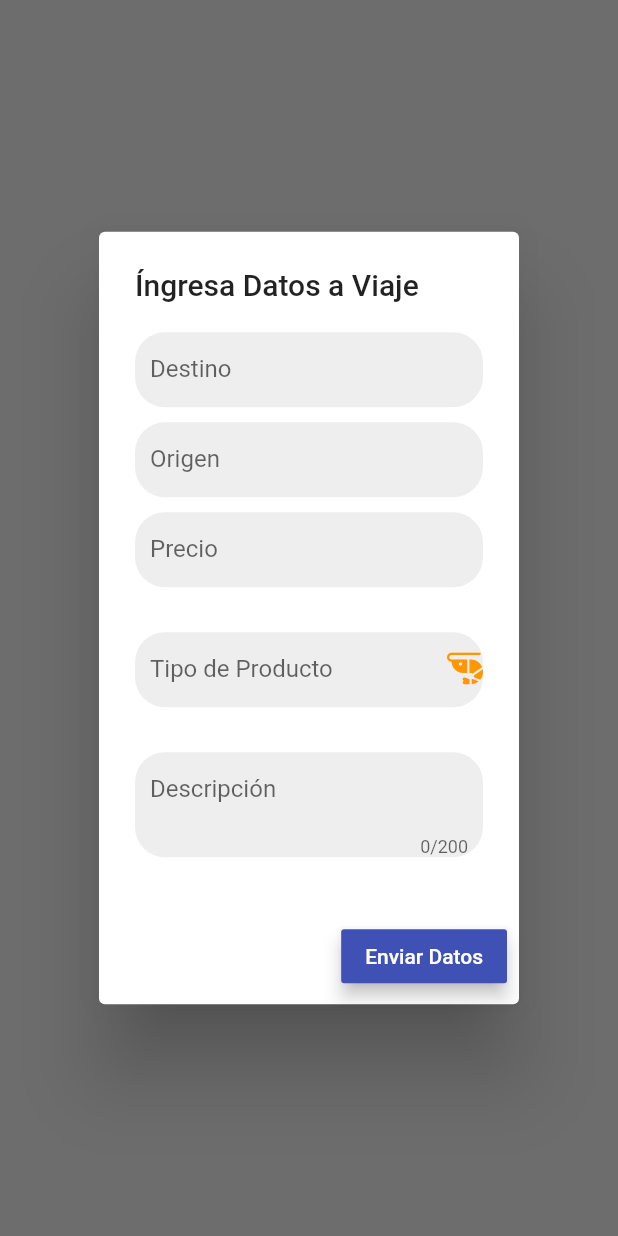
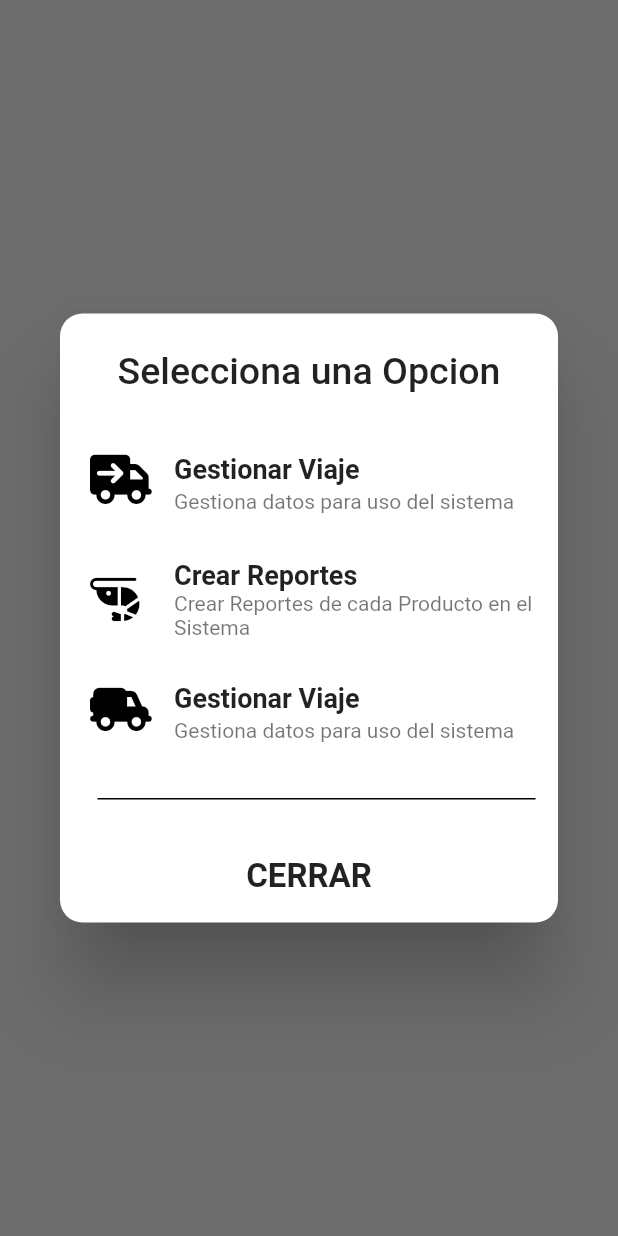
Before and after one commit to Jesus180Reyes/Gestion_de_datos, a Flutter app: what tripDialog() shows on an empty page, opened directly, on a phone screen of 412 x 824 dp. Run offline on Flutter 3.47's test engine with Material 2 defaults, Android fonts, the phone set to English and light mode, and no system bars; our stand-ins replace flutter_secure_storage, font_awesome_flutter, lottie, pull_to_refresh, socket_io_client; accounts and stored records are empty; network calls fail.

Commit message:
Fixes #9: Hecho, Susituir lista mostar alerta por botones personalizados

```diff
--- /dev/null
+++ b/lib/data/dialog_items_data.dart
@@ -0,0 +1,24 @@
+import 'package:flutter/cupertino.dart';
+import 'package:font_awesome_flutter/font_awesome_flutter.dart';
+import 'package:gestiones_app/models/dialog_items_model.dart';
+
+final List<DialogItems> dialogItemsData = [
+  DialogItems(
+    title: 'Gestionar Viaje',
+    subtitle: 'Gestiona datos para uso del sistema',
+    icon: FontAwesomeIcons.truckArrowRight,
+    onTap: (context) => Navigator.pushNamed(context, 'create_trip'),
+  ),
+  DialogItems(
+    title: 'Crear Reportes',
+    subtitle: 'Crear Reportes de cada Producto en el Sistema',
+    icon: FontAwesomeIcons.shrimp,
+    onTap: (context) => Navigator.pushNamed(context, 'create_report'),
+  ),
+  DialogItems(
+    title: 'Gestionar Viaje',
+    subtitle: 'Gestiona datos para uso del sistema',
+    icon: FontAwesomeIcons.truckField,
+    onTap: () {},
+  ),
+];
--- a/lib/helpers/mostrar_alerta.dart
+++ b/lib/helpers/mostrar_alerta.dart
@@ -2,16 +2,15 @@ import 'dart:io';
 
 import 'package:flutter/cupertino.dart';
 import 'package:flutter/material.dart';
-import 'package:font_awesome_flutter/font_awesome_flutter.dart';
-import 'package:gestiones_app/services/authservices.dart';
-import 'package:gestiones_app/services/usuarios_services.dart';
+import 'package:flutter/painting.dart';
+import 'package:gestiones_app/data/dialog_items_data.dart';
 import 'package:lottie/lottie.dart';
-import 'package:provider/provider.dart';
 
 mostrarAlerta(
     context, String titulo, subtitulo, String lottieUrl, bool? repeat) {
   if (Platform.isAndroid) {
     showDialog(
+      barrierDismissible: false,
       context: context,
       builder: (_) => AlertDialog(
         shape: RoundedRectangleBorder(
@@ -77,187 +76,62 @@ mostrarAlerta(
 }
 
 tripDialog(context) {
-  final authServices = Provider.of<AuthServices>(context, listen: false);
-  final userProvider = Provider.of<UsuariosService>(context, listen: false);
-  final destinoController = TextEditingController();
-  final origenController = TextEditingController();
-  final precioController = TextEditingController();
-  final descriptionController = TextEditingController();
-  final typeController = TextEditingController();
-
   showDialog(
     context: context,
     builder: (_) => AlertDialog(
-      title: const Text('Íngresa Datos a Viaje'),
+      shape: RoundedRectangleBorder(
+        borderRadius: BorderRadius.circular(15),
+      ),
+      contentPadding: const EdgeInsets.only(top: 25, left: 10, bottom: 20),
+      title: const Text(
+        'Selecciona una Opcion',
+        textAlign: TextAlign.center,
+        style: TextStyle(fontSize: 25),
+      ),
       content: SingleChildScrollView(
         child: Column(
-          mainAxisAlignment: MainAxisAlignment.center,
-          crossAxisAlignment: CrossAxisAlignment.center,
-          mainAxisSize: MainAxisSize.max,
           children: [
-            Container(
-              height: 50,
-              width: double.infinity,
-              decoration: BoxDecoration(
-                color: Colors.grey[200],
-                borderRadius: BorderRadius.circular(20),
-              ),
-              child: TextField(
-                textCapitalization: TextCapitalization.words,
-                controller: destinoController,
-                decoration: const InputDecoration(
-                  hintText: 'Destino',
-                  border: InputBorder.none,
-                  contentPadding: EdgeInsets.all(10),
-                ),
-              ),
+            ...dialogItemsData
+                .map(
+                  (e) => ListTile(
+                    contentPadding:
+                        const EdgeInsets.only(bottom: 10, left: 10, right: 10),
+                    leading: Icon(e.icon, color: Colors.black, size: 33),
+                    title: Text(
+                      e.title,
+                      style: const TextStyle(
+                        fontSize: 18,
+                        fontWeight: FontWeight.bold,
+                      ),
+                    ),
+                    subtitle: Text(e.subtitle),
+                    onTap: () {
+                      e.onTap(context);
+                    },
+                  ),
+                )
+                .toList(),
+            const Padding(
+              padding: EdgeInsets.only(left: 15, right: 15, top: 10),
+              child: Divider(height: 1, color: Colors.black, thickness: 1),
             ),
-            const SizedBox(height: 10),
-            Container(
-              height: 50,
-              width: double.infinity,
-              decoration: BoxDecoration(
-                color: Colors.grey[200],
-                borderRadius: BorderRadius.circular(20),
-              ),
-              child: TextField(
-                textCapitalization: TextCapitalization.words,
-                controller: origenController,
-                decoration: const InputDecoration(
-                  hintText: 'Origen',
-                  border: InputBorder.none,
-                  contentPadding: EdgeInsets.all(10),
-                ),
-              ),
-            ),
-            const SizedBox(height: 10),
-            Container(
-              height: 50,
-              width: double.infinity,
-              decoration: BoxDecoration(
-                color: Colors.grey[200],
-                borderRadius: BorderRadius.circular(20),
-              ),
-              child: TextField(
-                keyboardType: TextInputType.phone,
-                controller: precioController,
-                decoration: const InputDecoration(
-                  border: InputBorder.none,
-                  hintText: 'Precio',
-                  contentPadding: EdgeInsets.all(10),
-                ),
-              ),
-            ),
-            const SizedBox(height: 30),
-            Container(
-              height: 50,
-              width: double.infinity,
-              decoration: BoxDecoration(
-                color: Colors.grey[200],
-                borderRadius: BorderRadius.circular(20),
-              ),
-              child: DropdownButtonFormField<String>(
-                decoration: const InputDecoration(
-                  border: InputBorder.none,
-                  contentPadding: EdgeInsets.all(10),
-                ),
-                hint: const Text('Tipo de Producto'),
-                icon: const Icon(FontAwesomeIcons.shrimp, color: Colors.orange),
-                items: const [
-                  DropdownMenuItem(
-                    value: 'Entero Fresco(Cabezas)',
-                    child: Text('Entero Fresco (Cabezas)'),
-                  ),
-                  DropdownMenuItem(
-                    value: 'Shellon (Colas)',
-                    child: Text('Shellon (Colas)'),
-                  ),
-                  DropdownMenuItem(
-                    value: 'PVD (Pelado Abierto)',
-                    child: Text('PVD (Pelado Abierto)'),
-                  ),
-                  DropdownMenuItem(
-                    value: 'PND (Pelado Al Redondo)',
-                    child: Text('PND (Pelado Al Redondo)'),
-                  ),
-                  DropdownMenuItem(
-                    value: 'PPV',
-                    child: Text('PPV (Pelado con Cuchillo)'),
-                  ),
-                  DropdownMenuItem(
-                    value: 'PUD (Pelado Con Aguja)',
-                    child: Text('PUD (Pelado Con Aguja)'),
-                  ),
-                ],
-                onChanged: (value) {
-                  typeController.text = value!;
-                },
-              ),
-            ),
-            const SizedBox(height: 30),
-            Container(
-              width: double.infinity,
-              decoration: BoxDecoration(
-                color: Colors.grey[200],
-                borderRadius: BorderRadius.circular(20),
-              ),
-              child: TextField(
-                textCapitalization: TextCapitalization.sentences,
-                maxLength: 200,
-                maxLines: null,
-                controller: descriptionController,
-                decoration: const InputDecoration(
-                  border: InputBorder.none,
-                  hintText: 'Descripción',
-                  contentPadding: EdgeInsets.all(10),
-                ),
-              ),
-            ),
-            const SizedBox(height: 10),
           ],
         ),
       ),
       actions: [
-        MaterialButton(
-          child: const Text('Enviar Datos'),
-          elevation: 5,
-          color: Colors.indigo,
-          textColor: Colors.white,
-          onPressed: () async {
-            final dataOk = await authServices.postTrip(
-              destiny: destinoController.text.trim(),
-              origin: origenController.text.trim(),
-              description: descriptionController.text.trim(),
-              price: precioController.text.trim(),
-              product: typeController.text.trim(),
-            );
-
-            if (dataOk == true) {
-              await userProvider.sendMessage(
-                name: authServices.usuarioResponse!.nombre,
-                message: descriptionController.text.trim(),
-                origin: origenController.text.trim(),
-                destiny: destinoController.text.trim(),
-                price: precioController.text.trim(),
-              );
-              Navigator.pop(context);
-              mostrarAlerta(
-                context,
-                'Datos enviados exitosamente',
-                'Datos han sido enviados exitosamente',
-                'assets/checked.json',
-                true,
-              );
-            } else {
-              mostrarAlerta(
-                context,
-                'Datos Incorrectos',
-                'Datos son incorrectos vuelve a enviarlos correctamente',
-                'assets/76705-error-animation.json',
-                false,
-              );
-            }
-          },
+        InkWell(
+          splashColor: Colors.grey,
+          borderRadius: BorderRadius.circular(20),
+          onTap: () => Navigator.pop(context),
+          child: Container(
+            alignment: Alignment.center,
+            padding: const EdgeInsets.all(10),
+            width: double.infinity,
+            child: Text(
+              'Cerrar'.toUpperCase(),
+              style: const TextStyle(fontSize: 22, fontWeight: FontWeight.bold),
+            ),
+          ),
         ),
       ],
     ),
--- a/lib/main.dart
+++ b/lib/main.dart
@@ -1,4 +1,6 @@
 import 'package:flutter/material.dart';
+import 'package:gestiones_app/pages/create_report_page.dart';
+import 'package:gestiones_app/pages/create_travel_page.dart';
 import 'package:gestiones_app/pages/loading_page.dart';
 import 'package:gestiones_app/pages/trips_details_page.dart';
 import 'package:gestiones_app/pages/trips_page.dart';
@@ -41,7 +43,9 @@ class MyApp extends StatelessWidget {
         'loading': (context) => const LoadingPage(),
         'usersOnline': (context) => const UsuariosOnlinePage(),
         'tripsH': (context) => const TripsPage(),
-        'tripsD': (context) => const TripsDetailsPage (),
+        'tripsD': (context) => const TripsDetailsPage(),
+        'create_trip': (context) => const CreateTravelPage(),
+        'create_report': (context) => const CreateReportPage(),
       },
       theme: AppTheme.lightTheme,
     );
--- a/lib/widgets/noaccount_widget.dart
+++ b/lib/widgets/noaccount_widget.dart
@@ -14,7 +14,7 @@ class NoAccountWidget extends StatelessWidget {
       children: [
         const Text(
           'Todavia no tienes una cuenta?',
-          style: TextStyle(fontSize: 14),
+          style: TextStyle(fontSize: 14, color: Colors.orange),
         ),
         const SizedBox(width: 5),
         InkWell(
--- a/pubspec.yaml
+++ b/pubspec.yaml
@@ -41,7 +41,6 @@ dependencies:
   pull_to_refresh: ^2.0.0
   lottie: ^1.1.0
   font_awesome_flutter: ^10.1.0
-  url_launcher: ^6.1.2
 
 
 dev_dependencies:
```
Also changed, not shown: assets/loading.json (added, +1 -0 lines), lib/launchers/url_launcher.dart (deleted, +0 -12 lines), lib/models/dialog_items_model.dart (added, +15 -0 lines), lib/pages/create_report_page.dart (added, +14 -0 lines), lib/pages/create_travel_page.dart (added, +253 -0 lines), lib/pages/loading_page.dart (+6 -2 lines), lib/pages/trips_details_page.dart (+2 -9 lines), lib/services/authservices.dart (+9 -2 lines), lib/services/usuarios_services.dart (+8 -7 lines), lib/widgets/listripwidget.dart (+10 -4 lines), pubspec.lock, 2 other files.
